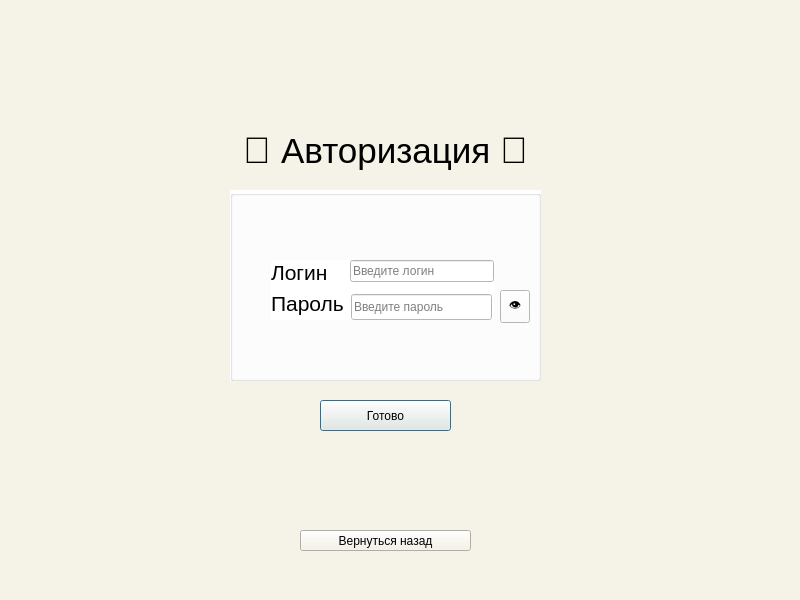
Above: loginwindow.ui from mamam111a/2-year_coursework_client before the change. Below: the same form after it.
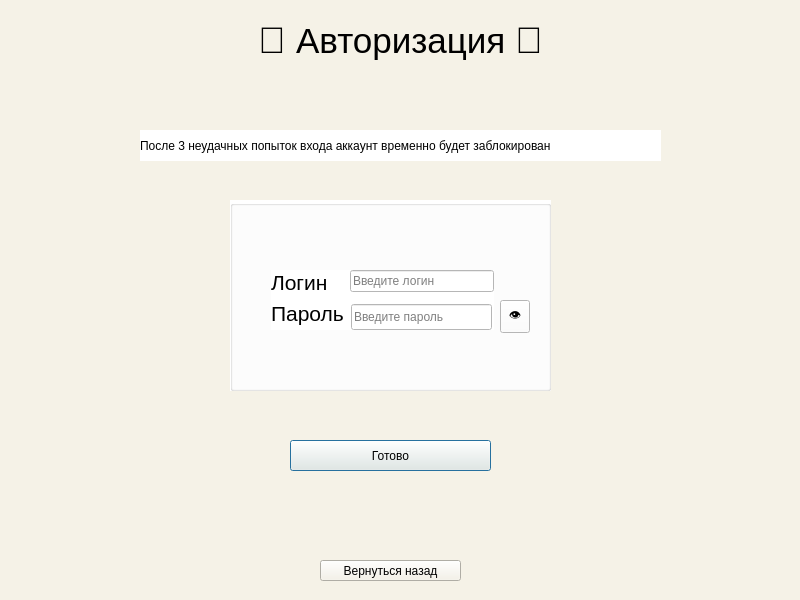
That is the form after the change.

The edit to the form file:
```diff
--- a/loginwindow.ui
+++ b/loginwindow.ui
@@ -21,9 +21,9 @@
   <widget class="QPushButton" name="pushButton">
    <property name="geometry">
     <rect>
-     <x>320</x>
-     <y>400</y>
-     <width>131</width>
+     <x>290</x>
+     <y>440</y>
+     <width>201</width>
      <height>31</height>
     </rect>
    </property>
@@ -50,9 +50,9 @@
   <widget class="QLabel" name="label_4">
    <property name="geometry">
     <rect>
-     <x>220</x>
-     <y>120</y>
-     <width>331</width>
+     <x>0</x>
+     <y>10</y>
+     <width>801</width>
      <height>61</height>
     </rect>
    </property>
@@ -64,8 +64,8 @@
    <property name="geometry">
     <rect>
      <x>230</x>
-     <y>190</y>
-     <width>311</width>
+     <y>200</y>
+     <width>321</width>
      <height>191</height>
     </rect>
    </property>
@@ -144,9 +144,9 @@
   <widget class="QPushButton" name="pushButton_2">
    <property name="geometry">
     <rect>
-     <x>300</x>
-     <y>530</y>
-     <width>171</width>
+     <x>320</x>
+     <y>560</y>
+     <width>141</width>
      <height>21</height>
     </rect>
    </property>
@@ -159,6 +159,22 @@
     <string>Вернуться назад</string>
    </property>
   </widget>
+  <widget class="QLabel" name="label_3">
+   <property name="geometry">
+    <rect>
+     <x>140</x>
+     <y>130</y>
+     <width>521</width>
+     <height>31</height>
+    </rect>
+   </property>
+   <property name="styleSheet">
+    <string notr="true">background-color:white</string>
+   </property>
+   <property name="text">
+    <string>После 3 неудачных попыток входа аккаунт временно будет заблокирован</string>
+   </property>
+  </widget>
  </widget>
  <resources/>
  <connections/>
```
Left out of the diff: 14 changed lines with no effect on the pictures.
